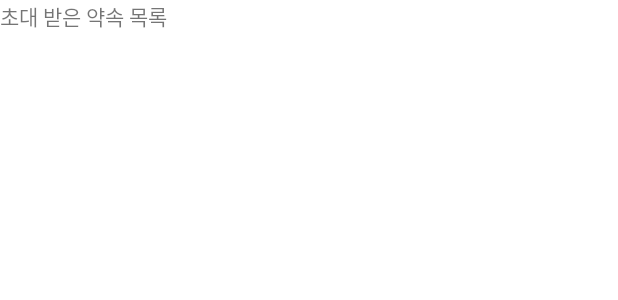
After one commit to sbs0516/FinalProject, an Android app: the layout fragment_invited_appointment.xml on its own in the app's theme, with its tools: preview values and no code run, on a phone screen of 412 x 824 dp. The commit adds this screen. Shown: the top 300 px of the screen. Run offline under Robolectric (Android 15) with nearby library versions, the phone set to English and light mode, and no system bars; network calls fail.

Commit message:
#5 초대받은 약속 목록 프래그먼트 추가 작성

```diff
--- /dev/null
+++ b/app/src/main/res/layout/fragment_invited_appointment.xml
@@ -0,0 +1,14 @@
+<?xml version="1.0" encoding="utf-8"?>
+<layout>
+<LinearLayout xmlns:android="http://schemas.android.com/apk/res/android"
+    android:layout_width="match_parent"
+    android:layout_height="match_parent"
+    android:orientation="vertical">
+
+    <TextView
+        android:layout_width="wrap_content"
+        android:layout_height="wrap_content"
+        android:text="초대 받은 약속 목록" />
+
+</LinearLayout>
+</layout>
```
Also changed, not shown: app/src/main/java/com/nepplus/finalproject/fragments/InvitedAppointmentFragment.kt (renamed from app/src/main/java/com/nepplus/finalproject/fragments/MyInformationFragment.kt, +5 -4 lines).
